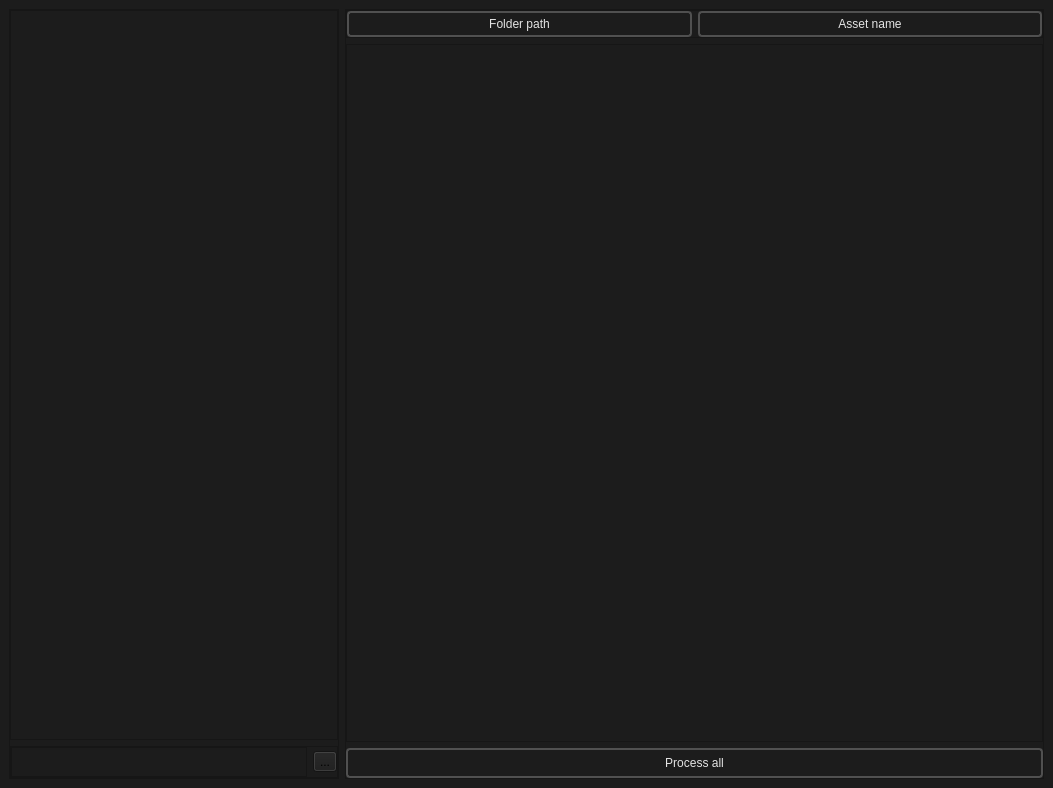
Qt form BatchCreator/BatchCreator_main.ui (dertwist/Hammer5Tools) before a commit.
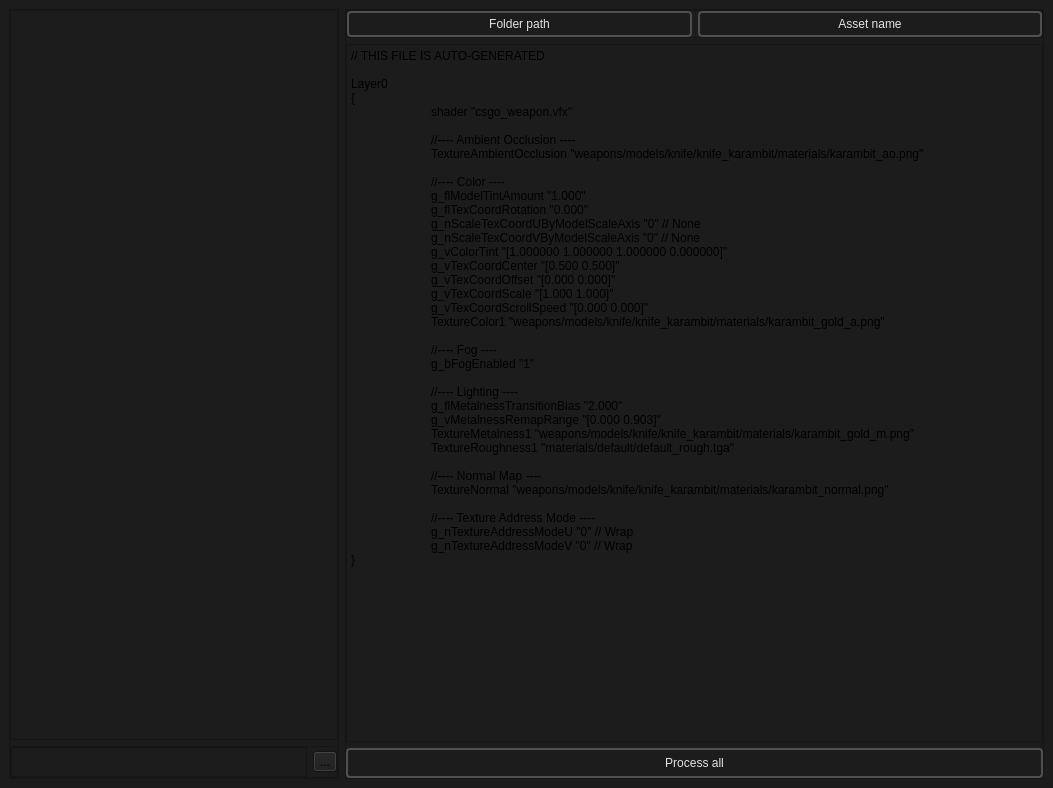
The same form after that commit. Icons and pictures are not drawn.

Patch:
```diff
--- a/BatchCreator/BatchCreator_main.ui
+++ b/BatchCreator/BatchCreator_main.ui
@@ -220,7 +220,50 @@
         </widget>
        </item>
        <item>
-        <widget class="QPlainTextEdit" name="kv3_QplainTextEdit"/>
+        <widget class="QPlainTextEdit" name="kv3_QplainTextEdit">
+         <property name="styleSheet">
+          <string notr="true"/>
+         </property>
+         <property name="plainText">
+          <string>// THIS FILE IS AUTO-GENERATED
+
+Layer0
+{
+	shader &quot;csgo_weapon.vfx&quot;
+
+	//---- Ambient Occlusion ----
+	TextureAmbientOcclusion &quot;weapons/models/knife/knife_karambit/materials/karambit_ao.png&quot;
+
+	//---- Color ----
+	g_flModelTintAmount &quot;1.000&quot;
+	g_flTexCoordRotation &quot;0.000&quot;
+	g_nScaleTexCoordUByModelScaleAxis &quot;0&quot; // None
+	g_nScaleTexCoordVByModelScaleAxis &quot;0&quot; // None
+	g_vColorTint &quot;[1.000000 1.000000 1.000000 0.000000]&quot;
+	g_vTexCoordCenter &quot;[0.500 0.500]&quot;
+	g_vTexCoordOffset &quot;[0.000 0.000]&quot;
+	g_vTexCoordScale &quot;[1.000 1.000]&quot;
+	g_vTexCoordScrollSpeed &quot;[0.000 0.000]&quot;
+	TextureColor1 &quot;weapons/models/knife/knife_karambit/materials/karambit_gold_a.png&quot;
+
+	//---- Fog ----
+	g_bFogEnabled &quot;1&quot;
+
+	//---- Lighting ----
+	g_flMetalnessTransitionBias &quot;2.000&quot;
+	g_vMetalnessRemapRange &quot;[0.000 0.903]&quot;
+	TextureMetalness1 &quot;weapons/models/knife/knife_karambit/materials/karambit_gold_m.png&quot;
+	TextureRoughness1 &quot;materials/default/default_rough.tga&quot;
+
+	//---- Normal Map ----
+	TextureNormal &quot;weapons/models/knife/knife_karambit/materials/karambit_normal.png&quot;
+
+	//---- Texture Address Mode ----
+	g_nTextureAddressModeU &quot;0&quot; // Wrap
+	g_nTextureAddressModeV &quot;0&quot; // Wrap
+}</string>
+         </property>
+        </widget>
        </item>
        <item>
         <widget class="QPushButton" name="Import_Audio_button">
```
